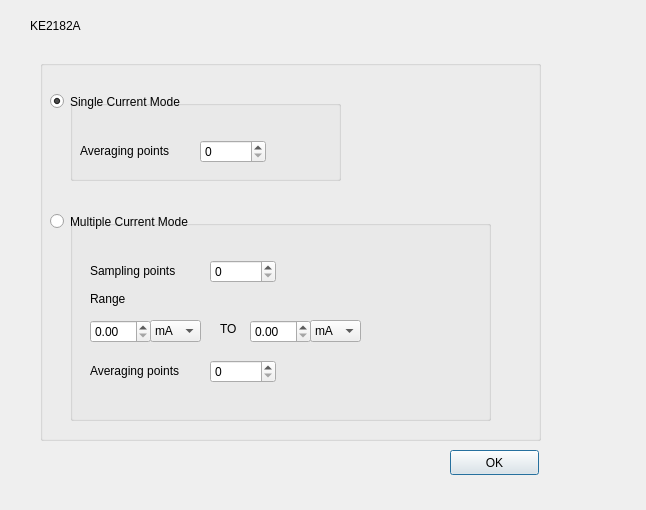
Old version of the form Control VI/ke2182a.ui in the repository rohitranjan017/Interfacing-and-Data-Acquisition-from-Scientific-Instruments.
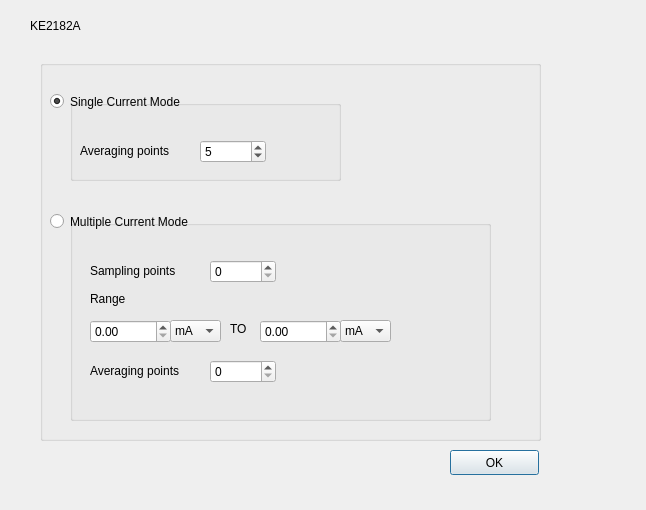
New version of the form.

```diff
--- a/Control VI/ke2182a.ui
+++ b/Control VI/ke2182a.ui
@@ -120,6 +120,9 @@
      <property name="decimals">
       <number>0</number>
      </property>
+     <property name="value">
+      <double>5.000000000000000</double>
+     </property>
     </widget>
    </widget>
    <widget class="QGroupBox" name="groupBox_3">
@@ -189,7 +192,7 @@
     <widget class="QComboBox" name="RangeType_2">
      <property name="geometry">
       <rect>
-       <x>80</x>
+       <x>100</x>
        <y>100</y>
        <width>51</width>
        <height>22</height>
@@ -216,10 +219,13 @@
       <rect>
        <x>20</x>
        <y>100</y>
-       <width>61</width>
+       <width>81</width>
        <height>23</height>
       </rect>
      </property>
+     <property name="maximum">
+      <double>100000.000000000000000</double>
+     </property>
     </widget>
     <widget class="QLabel" name="label_5">
      <property name="geometry">
@@ -237,7 +243,7 @@
     <widget class="QLabel" name="label_6">
      <property name="geometry">
       <rect>
-       <x>150</x>
+       <x>160</x>
        <y>100</y>
        <width>67</width>
        <height>17</height>
@@ -250,17 +256,20 @@
     <widget class="QDoubleSpinBox" name="SetAmplitude_2">
      <property name="geometry">
       <rect>
-       <x>180</x>
+       <x>190</x>
        <y>100</y>
-       <width>61</width>
+       <width>81</width>
        <height>23</height>
       </rect>
      </property>
+     <property name="maximum">
+      <double>100000.000000000000000</double>
+     </property>
     </widget>
     <widget class="QComboBox" name="RangeType_3">
      <property name="geometry">
       <rect>
-       <x>240</x>
+       <x>270</x>
        <y>100</y>
        <width>51</width>
        <height>22</height>
```
